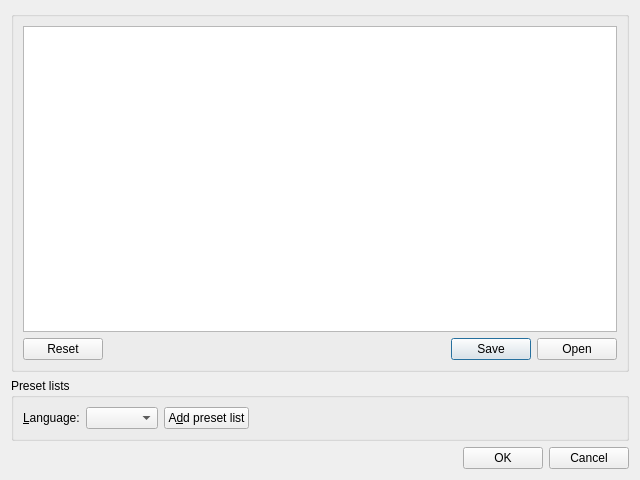
Before: the Qt Designer form coquery/gui/ui/stopwords.ui in gkunter/coquery, drawn with Qt 5.
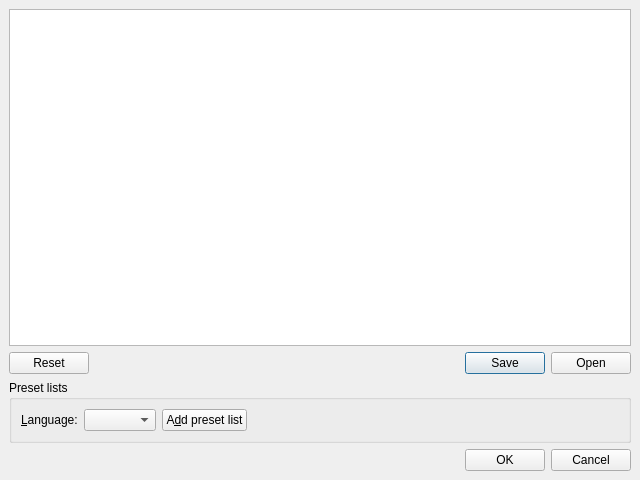
After: the same form once the commit is applied. Custom widgets are drawn as their Qt base class.

Patch:
```diff
--- a/coquery/gui/ui/stopwords.ui
+++ b/coquery/gui/ui/stopwords.ui
@@ -14,9 +14,15 @@
    <string> Stop words – Coquery</string>
   </property>
   <layout class="QVBoxLayout" name="verticalLayout_4">
+   <property name="margin">
+    <number>9</number>
+   </property>
    <item>
-    <widget class="QGroupBox" name="groupBox">
+    <widget class="QFrame" name="frame">
      <layout class="QVBoxLayout" name="verticalLayout_3" stretch="0,0">
+      <property name="margin">
+       <number>0</number>
+      </property>
       <item>
        <widget class="CoqTagBox" name="stopword_list"/>
       </item>
```
